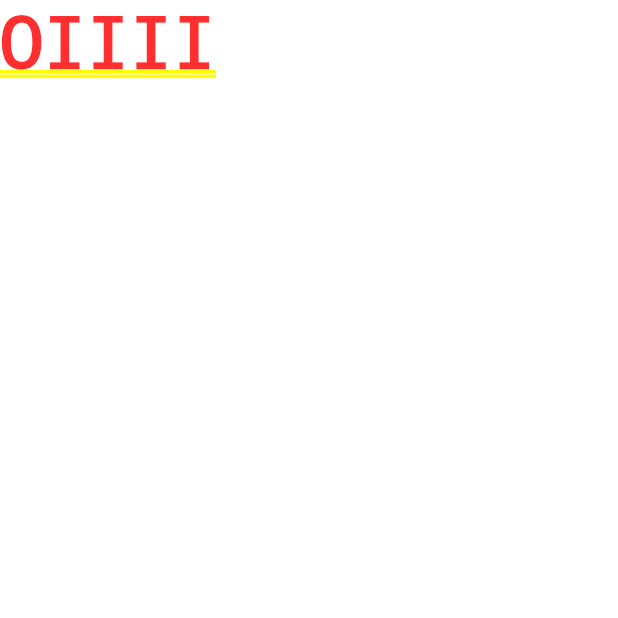
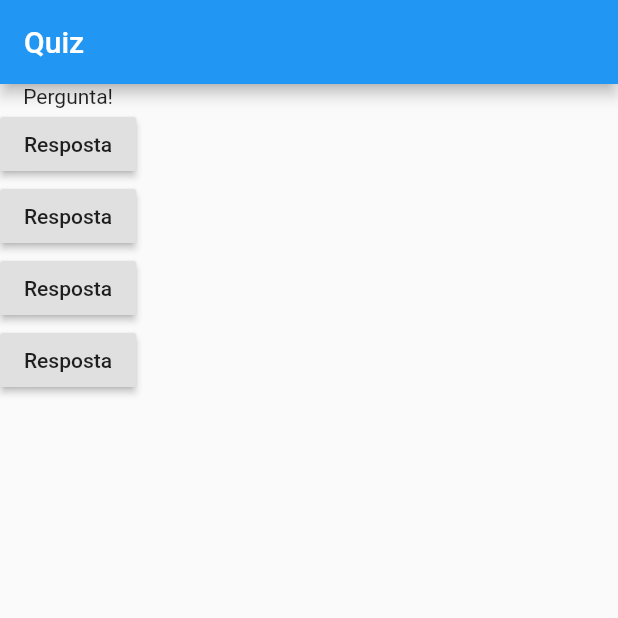
Before and after one commit to baiana/quiz-app, a Flutter app: the screen it shows after launch, on a phone screen of 412 x 824 dp, the top half of it. Run offline on Flutter 3.47's test engine with Material 2 defaults, Android fonts, the phone set to English and light mode, and no system bars.

Commit message:
feat: crete basic structure for questions and answers

```diff
--- a/lib/main.dart
+++ b/lib/main.dart
@@ -1,12 +1,30 @@
 import 'package:flutter/material.dart';
 
-void main() {
-  runApp(MyApp());
-}
+void main() => runApp(MyApp());
 
 class MyApp extends StatelessWidget {
+  void answerQuestion(){
+    print("a resposta foi escolhida!");
+
+  }
+
   @override
   Widget build(BuildContext context) {
-    return MaterialApp(home: Text("OIIII"));
+    return MaterialApp(
+      home: Scaffold(
+        appBar: AppBar(
+          title: Text("Quiz"),
+        ),
+        body: Column(
+          children: <Widget>[
+            Text("Pergunta!"),
+            RaisedButton(child: Text("Resposta"), onPressed: answerQuestion,),
+            RaisedButton(child: Text("Resposta"), onPressed: answerQuestion),
+            RaisedButton(child: Text("Resposta"), onPressed: answerQuestion),
+            RaisedButton(child: Text("Resposta"), onPressed: answerQuestion)
+          ],
+        ),
+      ),
+    );
   }
 }
```
